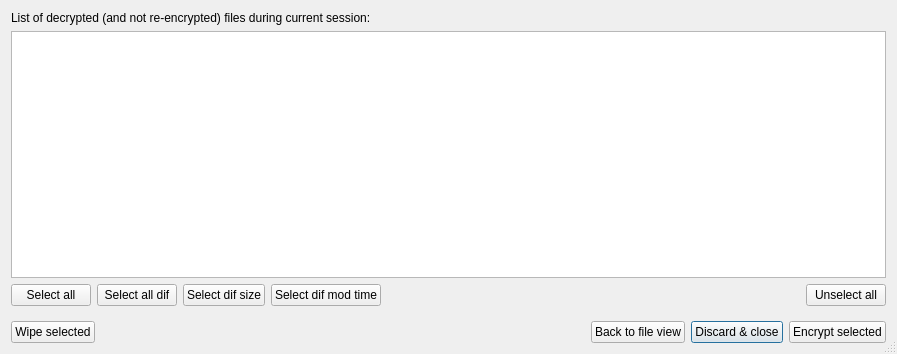
This is FilesSyncDialog.ui in sergrt/FileProtect as Qt 5 draws it before an edit. The edited form follows.
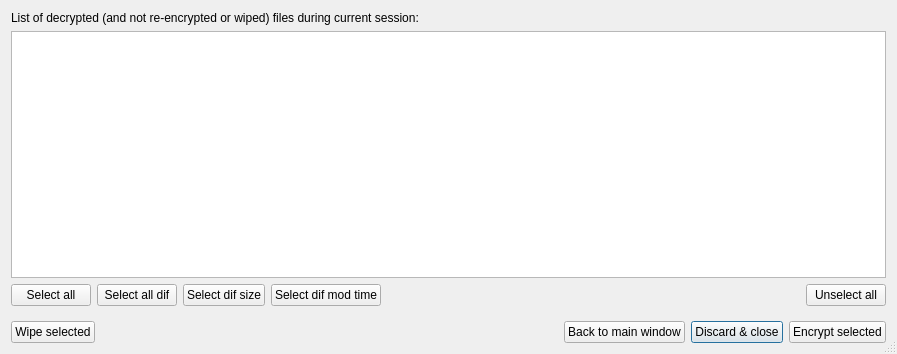
This is the edited form.

Commit message: Fixed bug with removing items from syncing dialog Some code reorganization and fixes

What changed in the file:
```diff
--- a/FilesSyncDialog.ui
+++ b/FilesSyncDialog.ui
@@ -57,7 +57,7 @@
    <item row="0" column="0" colspan="5">
     <widget class="QLabel" name="label">
      <property name="text">
-      <string>List of decrypted (and not re-encrypted) files during current session:</string>
+      <string>List of decrypted (and not re-encrypted or wiped) files during current session:</string>
      </property>
     </widget>
    </item>
@@ -136,7 +136,7 @@
    <item row="3" column="2">
     <widget class="QPushButton" name="bnBackToMain">
      <property name="text">
-      <string>Back to file view</string>
+      <string>Back to main window</string>
      </property>
     </widget>
    </item>
```
The commit also changes 2 other files.
